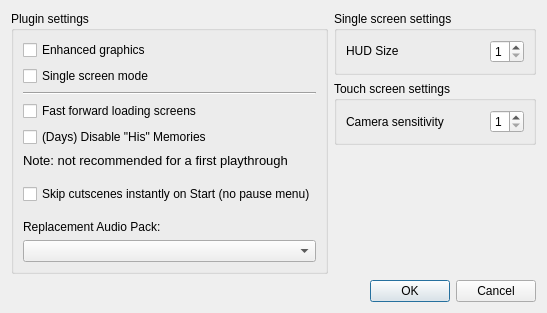
First picture: the form in src/frontend/qt_sdl/PluginSettingsDialog.ui, repository vitor251093/KHMelonMix, before the edit.
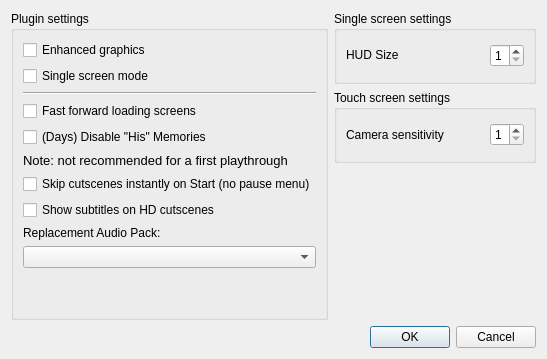
Second picture: the form after the edit.

Commit message: Add subtitle support to HD cutscenes

Patch:
```diff
--- a/src/frontend/qt_sdl/PluginSettingsDialog.ui
+++ b/src/frontend/qt_sdl/PluginSettingsDialog.ui
@@ -147,7 +147,7 @@
       <string>Plugin settings</string>
      </property>
      <layout class="QGridLayout" name="gridLayout_2">
-      <item row="6" column="0">
+      <item row="10" column="0">
        <spacer name="verticalSpacer">
         <property name="orientation">
          <enum>Qt::Orientation::Vertical</enum>
@@ -177,7 +177,7 @@
         </property>
        </widget>
       </item>
-      <item row="8" column="0" colspan="2">
+      <item row="9" column="0" colspan="2">
        <widget class="QComboBox" name="cbxAudioPack">
         <property name="whatsThis">
          <string>&lt;html&gt;&lt;head/&gt;&lt;body&gt;&lt;p&gt;Replaces the audio tracks of the game with an installed audio pack. Requires a plugin to be properly developed for that specific game.&lt;/p&gt;&lt;/body&gt;&lt;/html&gt;</string>
@@ -206,7 +206,7 @@
         </property>
        </widget>
       </item>
-      <item row="7" column="0" colspan="2">
+      <item row="8" column="0" colspan="2">
        <widget class="QLabel" name="label">
         <property name="text">
          <string>Replacement Audio Pack:</string>
@@ -240,6 +240,16 @@
         </property>
        </widget>
       </item>
+      <item row="7" column="0" colspan="2">
+       <widget class="QCheckBox" name="cbShowSubtitles">
+        <property name="whatsThis">
+         <string>&lt;html&gt;&lt;head/&gt;&lt;body&gt;&lt;p&gt;When enabled, displays subtitles over HD cutscenes (when a subtitle file is available for the cutscene). The language follows the game's region/system language.&lt;/p&gt;&lt;/body&gt;&lt;/html&gt;</string>
+        </property>
+        <property name="text">
+         <string>Show subtitles on HD cutscenes</string>
+        </property>
+       </widget>
+      </item>
      </layout>
     </widget>
    </item>
```
The commit also changes 16 other files.
